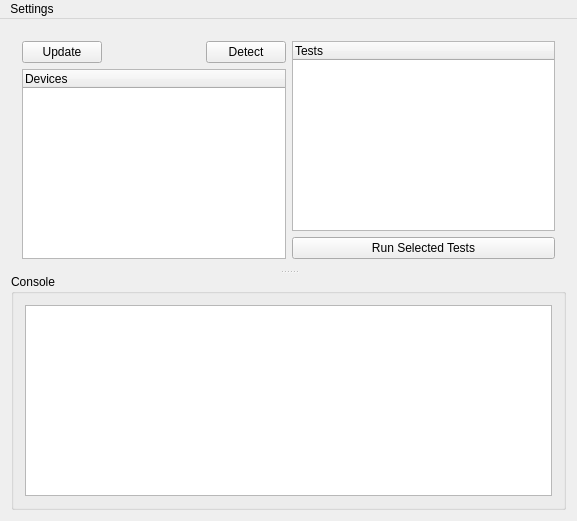
Qt form src/mainwindow.ui (Crystal-Photonics/crystalTestFrameworkApp) before a commit.
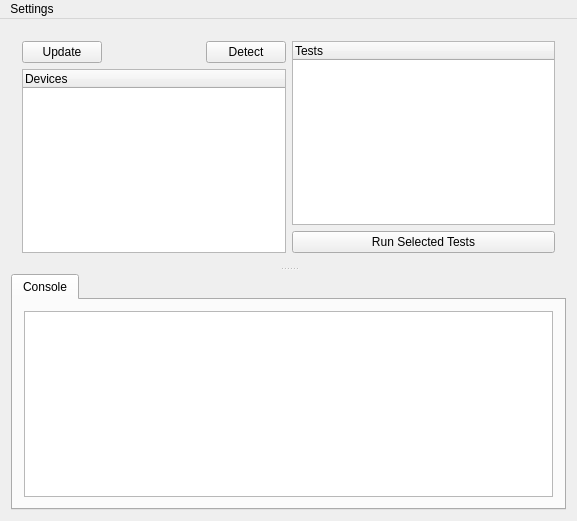
The same form after that commit.

Diff of the .ui file:
```diff
--- a/src/mainwindow.ui
+++ b/src/mainwindow.ui
@@ -20,7 +20,10 @@
       <property name="orientation">
        <enum>Qt::Vertical</enum>
       </property>
-      <widget class="QWidget" name="">
+      <property name="handleWidth">
+       <number>10</number>
+      </property>
+      <widget class="QWidget" name="layoutWidget">
        <layout class="QHBoxLayout" name="horizontalLayout_3">
         <item>
          <layout class="QVBoxLayout" name="verticalLayout_2">
@@ -88,18 +91,26 @@
         </item>
        </layout>
       </widget>
-      <widget class="QGroupBox" name="groupBox">
-       <property name="title">
-        <string>Console</string>
+      <widget class="QTabWidget" name="tabWidget">
+       <property name="currentIndex">
+        <number>0</number>
        </property>
-       <property name="checkable">
+       <property name="tabsClosable">
         <bool>false</bool>
        </property>
-       <layout class="QHBoxLayout" name="horizontalLayout_2">
+       <property name="movable">
+        <bool>true</bool>
+       </property>
+       <widget class="QWidget" name="ConsoleTab">
+        <attribute name="title">
+         <string>Console</string>
+        </attribute>
+        <layout class="QHBoxLayout" name="horizontalLayout_5">
         <item>
          <widget class="QTextEdit" name="console_edit"/>
         </item>
        </layout>
+       </widget>
       </widget>
      </widget>
     </item>
```
Left out of the diff: 2 changed lines with no effect on the pictures. Lines whose indentation alone changed are shown as unchanged.
